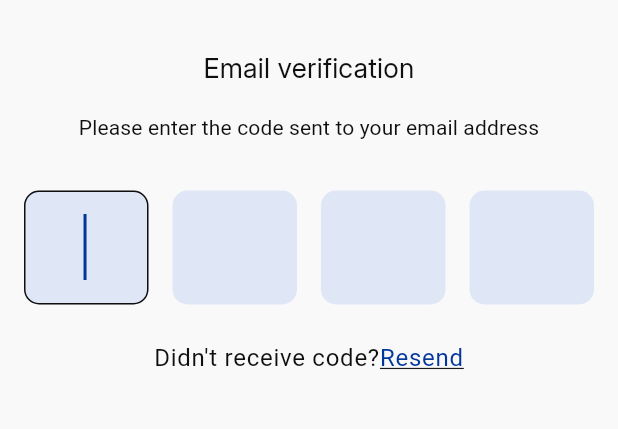
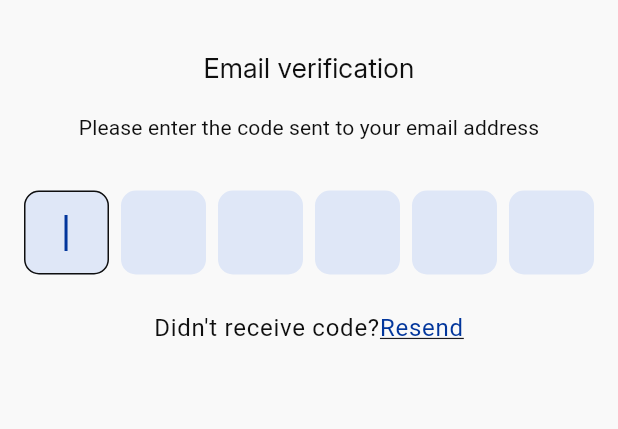
Before and after one commit to ahmedelazab1220/online_exam_app, a Flutter app: the OtpVerifyView screen opened by its route, on a phone screen of 412 x 824 dp, the part 60-489 px from its top. Run offline on Flutter 3.47's test engine with Material 3 defaults, Android fonts, the phone set to English and light mode, and no system bars; our stand-ins replace dio, easy_localization, equatable, flutter_bloc, flutter_svg, fluttertoast and 5 more; generated files the repository leaves out were written again.

Commit message:
feat(otp_verify): Update OTP input to support 6 digits and adjust UI accordingly

```diff
--- a/lib/features/otp_verify/presentation/view/widgets/otp_form.dart
+++ b/lib/features/otp_verify/presentation/view/widgets/otp_form.dart
@@ -17,8 +17,8 @@ class OtpForm extends StatefulWidget {
 class _OtpFormState extends State<OtpForm> {
   // i'll remove this when add viewModel
   final List<TextEditingController> _controllers =
-      List.generate(4, (index) => TextEditingController());
-  final List<FocusNode> _focusNodes = List.generate(4, (index) => FocusNode());
+      List.generate(6, (index) => TextEditingController());
+  final List<FocusNode> _focusNodes = List.generate(6, (index) => FocusNode());
   bool hasError = false;
 
   @override
@@ -35,10 +35,10 @@ class _OtpFormState extends State<OtpForm> {
 
   // fake function i'll remove it when add viewModel
   void _checkOtp() {
-    final String correctOtp = "1234";
+    final String correctOtp = "123456";
     String enteredOtp = _controllers.map((e) => e.text).join();
 
-    if (enteredOtp.length == 4) {
+    if (enteredOtp.length == 6) {
       if (enteredOtp == correctOtp) {
         setState(() {
           hasError = false;
@@ -57,7 +57,7 @@ class _OtpFormState extends State<OtpForm> {
       mainAxisAlignment: MainAxisAlignment.center,
       children: [
         Row(
-          children: List.generate(4, (index) {
+          children: List.generate(6, (index) {
             return Flexible(
               child: TextFormField(
                 onChanged: (value) {
@@ -114,12 +114,12 @@ class _OtpFormState extends State<OtpForm> {
                 keyboardType: TextInputType.number,
                 cursorColor: Theme.of(context).primaryColor,
                 textAlign: TextAlign.center,
-                style: Theme.of(context).textTheme.displaySmall,
+                style: Theme.of(context).textTheme.bodyLarge,
                 onTapOutside: (value) =>
                     FocusManager.instance.primaryFocus?.unfocus(),
               ),
             );
-          }).expand((widget) => [widget, const SizedBox(width: 16.0)]).toList()
+          }).expand((widget) => [widget, const SizedBox(width: 8.0)]).toList()
             ..removeLast(),
         ),
         if (hasError)
```
